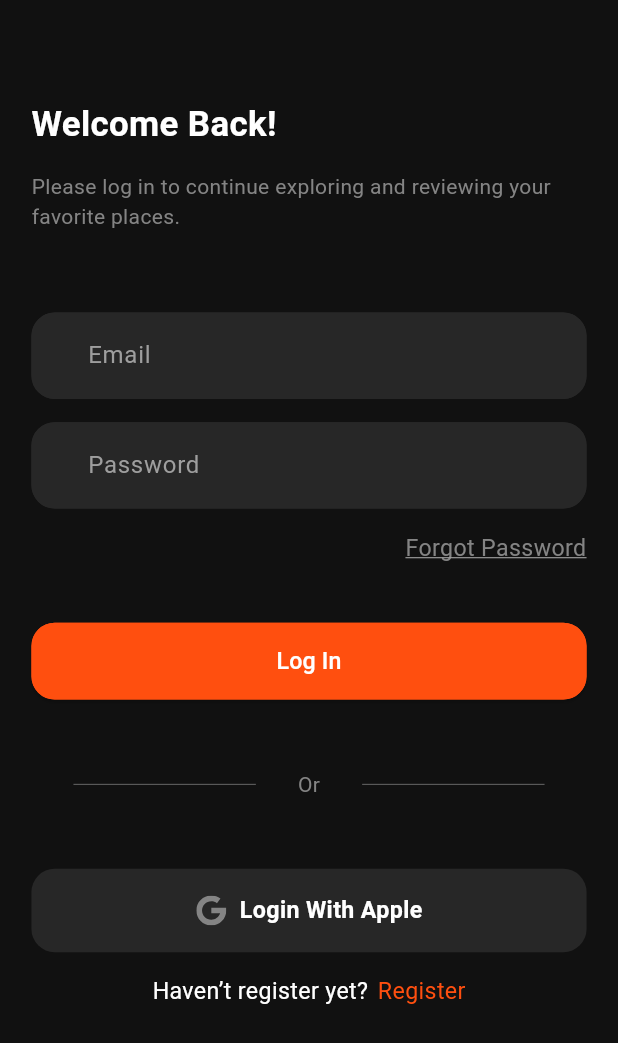
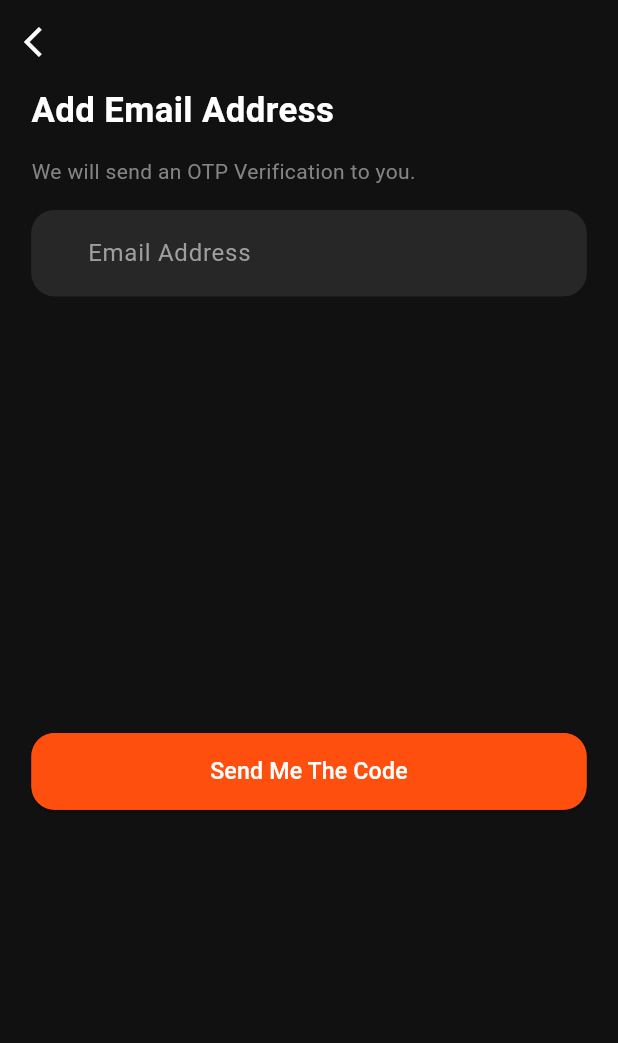
Before and after one commit to sparktechagency/Map-My-Taste, a Flutter app: the screen it shows after launch, after a tap on "Forgot Password", on a phone screen of 412 x 824 dp. Shown: the top 1043 px of the screen. Run offline on Flutter 3.47's test engine with Material 3 defaults, Android fonts, the phone set to English and light mode, and no system bars; our stand-ins replace flutter_screenutil, flutter_svg, get, shared_preferences; Roboto replaces fonts that are missing (Arial).

Commit message:
Forgot Password Screen Done

```diff
--- a/lib/helpers/route.dart
+++ b/lib/helpers/route.dart
@@ -1,4 +1,5 @@
 import 'package:get/get.dart';
+import '../views/screen/Auth/forgot_password_screen.dart';
 import '../views/screen/Auth/sign_in_screen.dart';
 import '../views/screen/Auth/sign_up_screen.dart';
 import '../views/screen/Location/location_picker_screen.dart';
@@ -11,6 +12,7 @@ class AppRoutes{
   static String onboardingScreen="/onboarding_screen";
   static String signInScreen="/sign_in_screen";
   static String signUpScreen="/sign_up_screen";
+  static String forgotPasswordScreen="/forgot_password_screen";
   static String homeScreen="/home_screen";
   static String profileScreen="/profile_screen";
   static String categoriesScreen="/categories_screen";
@@ -22,6 +24,7 @@ class AppRoutes{
     GetPage(name:onboardingScreen, page: ()=>const OnboardingScreen()),
     GetPage(name:signInScreen, page: ()=> SignInScreen()),
     GetPage(name:signUpScreen, page: ()=> SignUpScreen()),
+    GetPage(name:forgotPasswordScreen, page: ()=> ForgotPasswordScreen()),
   //  GetPage(name:homeScreen, page: ()=>const HomeScreen(),transition:Transition.noTransition),
   //  GetPage(name:categoriesScreen, page: ()=>const CategoriesScreen(),transition:Transition.noTransition),
    // GetPage(name:profileScreen, page: ()=>const ProfileScreen(),transition: Transition.noTransition),
--- /dev/null
+++ b/lib/views/screen/Auth/forgot_password_screen.dart
@@ -0,0 +1,54 @@
+import 'package:flutter/material.dart';
+import 'package:flutter_screenutil/flutter_screenutil.dart';
+import 'package:get/get.dart';
+import '../../../utils/app_colors.dart';
+import '../../../utils/app_strings.dart';
+import '../../base/custom_app_bar.dart';
+import '../../base/custom_button.dart';
+import '../../base/custom_text.dart';
+import '../../base/custom_text_field.dart';
+
+class ForgotPasswordScreen extends StatelessWidget {
+   ForgotPasswordScreen({super.key});
+  final TextEditingController forgotEmailCTRL = TextEditingController();
+
+  @override
+  Widget build(BuildContext context) {
+    return Scaffold(
+      appBar: CustomAppBar(title: ''),
+      body: SingleChildScrollView(
+        child: Padding(
+          padding: EdgeInsets.symmetric(horizontal: 20.w),
+          child: Column(
+            crossAxisAlignment: CrossAxisAlignment.start,
+            children: [
+              CustomText(
+                text: AppStrings.addEmailAddress.tr,
+                fontWeight: FontWeight.w700,
+                fontSize: 24.sp,
+                bottom: 16.h,
+              ),
+              CustomText(
+                text: AppStrings.weWillSendAnOTP.tr,
+                maxLine: 5,
+                textAlign: TextAlign.start,
+                color: AppColors.greyColor,
+                bottom: 16.h,
+              ),
+              //============================> Email Controller <===================================
+              CustomTextField(
+                controller: forgotEmailCTRL,
+                labelText: AppStrings.emailAddress.tr,
+              ),
+              SizedBox(height: 301.h),
+              //============================> Register Button <===================================
+              CustomButton(onTap: () {}, text: AppStrings.sendMeTheCode.tr),
+              SizedBox(height: 24.h)
+            ],
+          ),
+        ),
+      ),
+
+    );
+  }
+}
--- a/lib/views/screen/Auth/sign_in_screen.dart
+++ b/lib/views/screen/Auth/sign_in_screen.dart
@@ -54,7 +54,7 @@ class SignInScreen extends StatelessWidget {
               Align(
                 alignment: Alignment.topRight,
                 child: InkWell(
-                  onTap: () {},
+                  onTap: () {Get.toNamed(AppRoutes.forgotPasswordScreen);},
                   child: CustomText(
                     text: AppStrings.forgotPassword,
                     fontSize: 16.sp,
--- a/lib/views/screen/Auth/sign_up_screen.dart
+++ b/lib/views/screen/Auth/sign_up_screen.dart
@@ -63,10 +63,16 @@ class _SignUpScreenState extends State<SignUpScreen> {
                 labelText: AppStrings.fullName.tr,
               ),
               SizedBox(height: 16.h),
+              //============================> Email Controller <===================================
+              CustomTextField(
+                controller: signUpEmailCTRL,
+                labelText: AppStrings.email.tr,
+              ),
+              SizedBox(height: 16.h),
               //============================> Phone Number Controller <===================================
               CustomTextField(
                 controller: signUpPhoneNumberCTRL,
-                labelText: AppStrings.password.tr,
+                labelText: AppStrings.phoneNumber.tr,
               ),
               SizedBox(height: 16.h),
               //============================> Address Controller <===================================
```
